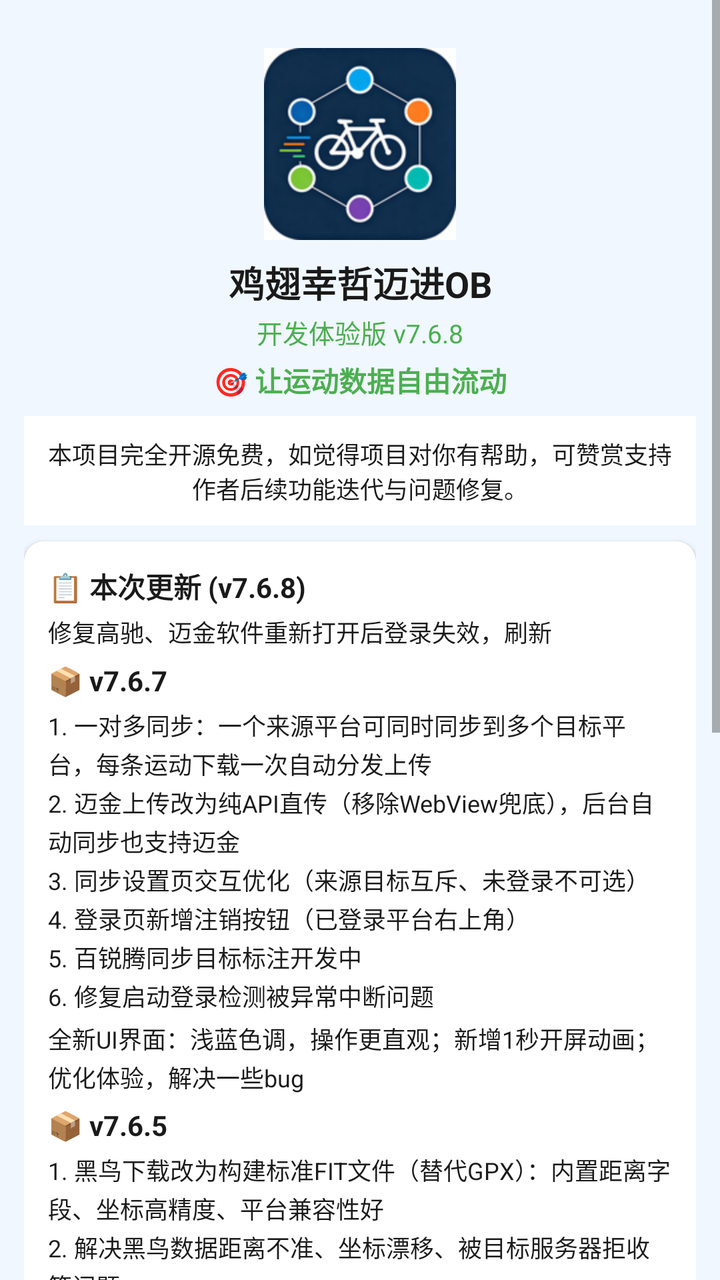
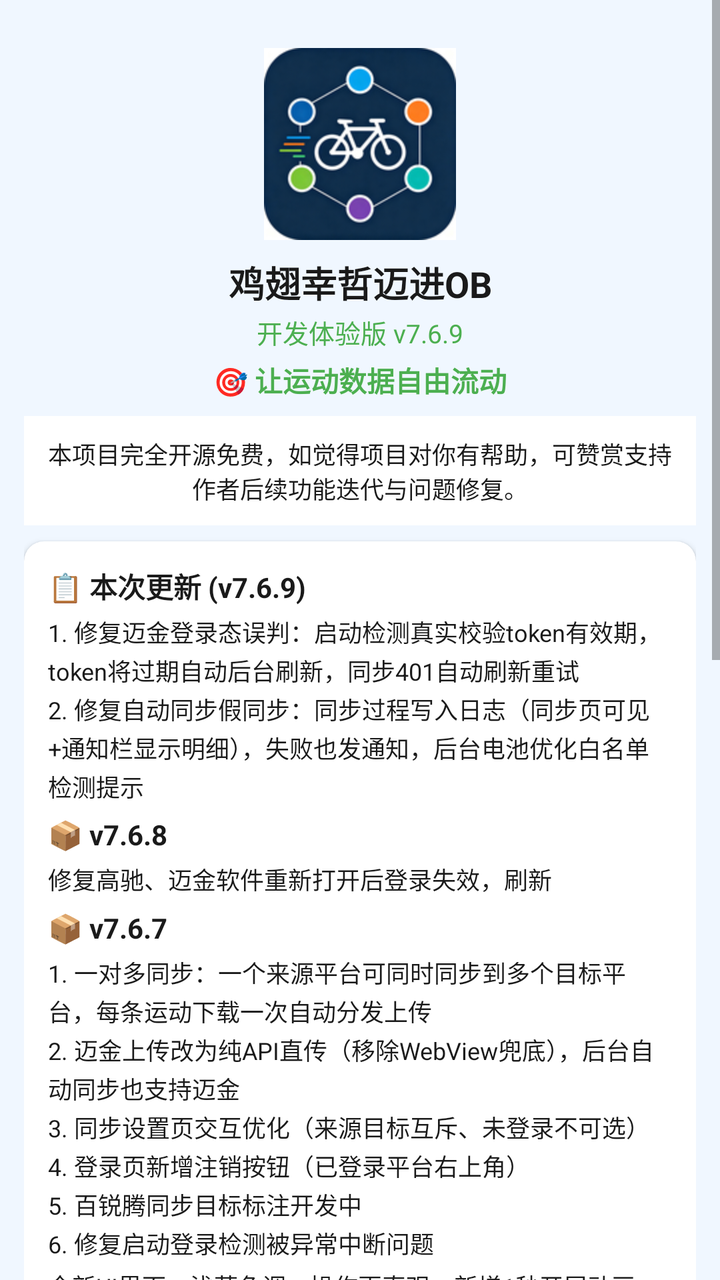

An Android layout rendered at two revisions. The XML below is the earlier revision; the diff shows what the commit changed to produce the second picture.
<!-- AndroidManifest.xml: application theme Theme.JichiOB -->
<!-- res/layout/fragment_about.xml -->
<?xml version="1.0" encoding="utf-8"?>
<ScrollView xmlns:android="http://schemas.android.com/apk/res/android"
    xmlns:app="http://schemas.android.com/apk/res-auto"
    android:layout_width="match_parent"
    android:layout_height="match_parent"
    android:background="@color/bg_light"
    android:fillViewport="true">

    <LinearLayout
        android:layout_width="match_parent"
        android:layout_height="wrap_content"
        android:orientation="vertical"
        android:padding="12dp">

        
        <ImageView
            android:layout_width="96dp"
            android:layout_height="96dp"
            android:layout_gravity="center_horizontal"
            android:layout_marginTop="12dp"
            android:src="@mipmap/ic_launcher"
            android:contentDescription="logo" />

        
        <TextView
            android:layout_width="match_parent"
            android:layout_height="wrap_content"
            android:layout_marginTop="8dp"
            android:gravity="center"
            android:text="鸡翅幸哲迈进OB"
            android:textColor="@color/text_primary"
            android:textSize="18sp"
            android:textStyle="bold" />
        <TextView
            android:layout_width="match_parent"
            android:layout_height="wrap_content"
            android:gravity="center"
            android:layout_marginTop="2dp"
            android:text="开发体验版 v7.6.8"
            android:textColor="@color/green"
            android:textSize="13sp" />
        <TextView
            android:layout_width="match_parent"
            android:layout_height="wrap_content"
            android:gravity="center"
            android:layout_marginTop="4dp"
            android:text="🎯 让运动数据自由流动"
            android:textColor="@color/green"
            android:textSize="14sp"
            android:textStyle="bold" />

        
        <TextView
            android:layout_width="match_parent"
            android:layout_height="wrap_content"
            android:layout_marginTop="8dp"
            android:padding="10dp"
            android:background="#FFFFFF"
            android:gravity="center"
            android:text="本项目完全开源免费，如觉得项目对你有帮助，可赞赏支持作者后续功能迭代与问题修复。"
            android:textColor="@color/text_primary"
            android:textSize="12sp" />

        
        <com.google.android.material.card.MaterialCardView
            android:layout_width="match_parent"
            android:layout_height="wrap_content"
            android:layout_marginTop="8dp"
            android:layout_marginBottom="6dp"
            app:cardCornerRadius="10dp"
            app:cardElevation="2dp">
            <LinearLayout android:layout_width="match_parent" android:layout_height="wrap_content" android:orientation="vertical" android:padding="12dp">
                <TextView android:layout_width="wrap_content" android:layout_height="wrap_content" android:text="📋 本次更新 (v7.6.8)" android:textSize="14sp" android:textStyle="bold" android:textColor="@color/text_primary" />
                <TextView android:layout_width="match_parent" android:layout_height="wrap_content" android:layout_marginTop="4dp" android:text="修复高驰、迈金软件重新打开后登录失效，刷新" android:textSize="12sp" android:textColor="@color/text_primary" android:lineSpacingExtra="2dp" />
                <TextView android:layout_width="wrap_content" android:layout_height="wrap_content" android:layout_marginTop="6dp" android:text="📦 v7.6.7" android:textSize="14sp" android:textStyle="bold" android:textColor="@color/text_primary" />
                <TextView android:layout_width="match_parent" android:layout_height="wrap_content" android:layout_marginTop="4dp" android:text="1. 一对多同步：一个来源平台可同时同步到多个目标平台，每条运动下载一次自动分发上传\n2. 迈金上传改为纯API直传（移除WebView兜底），后台自动同步也支持迈金\n3. 同步设置页交互优化（来源目标互斥、未登录不可选）\n4. 登录页新增注销按钮（已登录平台右上角）\n5. 百锐腾同步目标标注开发中\n6. 修复启动登录检测被异常中断问题" android:textSize="12sp" android:textColor="@color/text_primary" android:lineSpacingExtra="2dp" />
                <TextView android:layout_width="match_parent" android:layout_height="wrap_content" android:layout_marginTop="4dp" android:text="全新UI界面：浅蓝色调，操作更直观；新增1秒开屏动画；优化体验，解决一些bug" android:textSize="12sp" android:textColor="@color/text_primary" android:lineSpacingExtra="2dp" />
                <TextView android:layout_width="wrap_content" android:layout_height="wrap_content" android:layout_marginTop="6dp" android:text="📦 v7.6.5" android:textSize="14sp" android:textStyle="bold" android:textColor="@color/text_primary" />
                <TextView android:layout_width="match_parent" android:layout_height="wrap_content" android:layout_marginTop="4dp" android:text="1. 黑鸟下载改为构建标准FIT文件（替代GPX）：内置距离字段、坐标高精度、平台兼容性好\n2. 解决黑鸟数据距离不准、坐标漂移、被目标服务器拒收等问题\n3. FIT构建失败自动回退GPX，双保险" android:textSize="12sp" android:textColor="@color/text_primary" android:lineSpacingExtra="2dp" />
            </LinearLayout>
        </com.google.android.material.card.MaterialCardView>

        
        <TextView android:id="@+id/tvClubLink" android:layout_width="match_parent" android:layout_height="wrap_content" android:gravity="center" android:text="鸡翅幸哲迈进OB同步工具:开发者俱乐部" android:textColor="@color/text_primary" android:textSize="11sp" android:padding="2dp" />
        <TextView android:id="@+id/tvUpdateLink" android:layout_width="match_parent" android:layout_height="wrap_content" android:gravity="center" android:text="➠更新地址鸡翅幸哲迈进OB（开发体验版） 开发版:Github项目" android:textColor="@color/text_primary" android:textSize="11sp" android:padding="2dp" />

        
        <TextView android:layout_width="match_parent" android:layout_height="wrap_content" android:gravity="center" android:layout_marginTop="4dp" android:text="🙏 鸣谢" android:textColor="@color/text_primary" android:textSize="11sp" android:textStyle="bold" android:padding="2dp" />
        <TextView android:layout_width="match_parent" android:layout_height="wrap_content" android:gravity="center" android:text="感谢iGPSPORT、迈金、黑鸟单车、百锐腾、行者、高驰、佳明、Wahoo、Outbase为运动用户提供的数据记录与存储服务" android:textColor="@color/text_secondary" android:textSize="9sp" android:padding="1dp" />
        <TextView android:layout_width="match_parent" android:layout_height="wrap_content" android:gravity="center" android:text="感谢以下人员(均为骑行爱称)为软件测试提供的帮助：素甲粉、青岛AUV阿哲、清茶、萧、洪斌大哥、鸽子王腰果、rockozhao、胶州一哥大沽河河长赵铁柱、海参、兰兰大王、。、初夏飞雪bab、心急吃不了热豆付、青山依旧张指导、阿泽阿" android:textColor="@color/text_secondary" android:textSize="9sp" android:padding="1dp" />
        <TextView android:layout_width="match_parent" android:layout_height="wrap_content" android:gravity="center" android:text="鸣谢青岛AUV俱乐部" android:textColor="@color/text_secondary" android:textSize="9sp" android:padding="1dp" android:layout_marginBottom="4dp" />
        <TextView android:layout_width="match_parent" android:layout_height="wrap_content" android:gravity="center" android:text="如有问题，欢迎加入Outbase俱乐部跟主理人反馈。开发者:多吃两口" android:textColor="@color/text_secondary" android:textSize="10sp" android:padding="2dp" android:layout_marginBottom="8dp" />

        
        <TextView
            android:layout_width="match_parent"
            android:layout_height="wrap_content"
            android:gravity="center"
            android:layout_marginTop="4dp"
            android:text="💰 赞赏支持"
            android:textColor="@color/text_primary"
            android:textSize="14sp"
            android:textStyle="bold" />
        <LinearLayout
            android:layout_width="match_parent"
            android:layout_height="wrap_content"
            android:layout_marginTop="4dp"
            android:orientation="horizontal"
            android:gravity="center">
            <LinearLayout android:layout_width="0dp" android:layout_height="wrap_content" android:layout_weight="1" android:orientation="vertical" android:gravity="center" android:padding="4dp">
                <ImageView android:layout_width="150dp" android:layout_height="150dp" android:src="@drawable/reward_wechat" android:contentDescription="微信赞赏码" android:adjustViewBounds="true" />
                <TextView android:layout_width="wrap_content" android:layout_height="wrap_content" android:text="微信赞赏码" android:textSize="11sp" android:textColor="@color/text_secondary" android:layout_marginTop="2dp" />
            </LinearLayout>
            <LinearLayout android:layout_width="0dp" android:layout_height="wrap_content" android:layout_weight="1" android:orientation="vertical" android:gravity="center" android:padding="4dp">
                <ImageView android:layout_width="130dp" android:layout_height="wrap_content" android:src="@drawable/reward_alipay" android:contentDescription="支付宝收款码" android:adjustViewBounds="true" />
                <TextView android:layout_width="wrap_content" android:layout_height="wrap_content" android:text="支付宝收款码" android:textSize="11sp" android:textColor="@color/text_secondary" android:layout_marginTop="2dp" />
            </LinearLayout>
        </LinearLayout>
        <TextView
            android:layout_width="match_parent"
            android:layout_height="wrap_content"
            android:gravity="center"
            android:layout_marginTop="6dp"
            android:layout_marginBottom="12dp"
            android:text="本项目完全开源免费，您的赞赏将支持后续功能迭代与问题修复"
            android:textColor="@color/text_secondary"
            android:textSize="10sp" />
    </LinearLayout>
</ScrollView>
<!-- resources referenced by this layout -->
<resources>
  <color name="bg_light">#F0F7FF</color>
  <color name="green">#4CAF50</color>
  <color name="text_primary">#1A1A1A</color>
  <color name="text_secondary">#999999</color>
  <!-- drawable reward_alipay: png bitmap (drawable-nodpi, 139308 bytes) -->
  <!-- drawable reward_wechat: png bitmap (drawable-nodpi, 241727 bytes) -->
  <!-- mipmap ic_launcher: png bitmap (mipmap-hdpi, 9102 bytes) -->
  <style name="Theme.JichiOB" parent="Theme.MaterialComponents.Light.NoActionBar">
          <item name="colorPrimary">@color/primary</item>
          <item name="colorPrimaryDark">@color/primary_dark</item>
          <item name="colorAccent">@color/primary</item>
          <item name="android:statusBarColor">@color/splash_end</item>
          <item name="android:windowBackground">@color/bg_light</item>
      </style>
  <color name="primary">#1989FA</color>
  <color name="primary_dark">#0D6ED8</color>
  <color name="splash_end">#4DAAFF</color>
</resources>

<!-- the commit's change to res/layout/fragment_about.xml (unified diff, before → after) -->
@@ -36,7 +36,7 @@
             android:layout_height="wrap_content"
             android:gravity="center"
             android:layout_marginTop="2dp"
-            android:text="开发体验版 v7.6.8"
+            android:text="开发体验版 v7.6.9"
             android:textColor="@color/green"
             android:textSize="13sp" />
         <TextView
@@ -70,7 +70,9 @@
             app:cardCornerRadius="10dp"
             app:cardElevation="2dp">
             <LinearLayout android:layout_width="match_parent" android:layout_height="wrap_content" android:orientation="vertical" android:padding="12dp">
-                <TextView android:layout_width="wrap_content" android:layout_height="wrap_content" android:text="📋 本次更新 (v7.6.8)" android:textSize="14sp" android:textStyle="bold" android:textColor="@color/text_primary" />
+                <TextView android:layout_width="wrap_content" android:layout_height="wrap_content" android:text="📋 本次更新 (v7.6.9)" android:textSize="14sp" android:textStyle="bold" android:textColor="@color/text_primary" />
+                <TextView android:layout_width="match_parent" android:layout_height="wrap_content" android:layout_marginTop="4dp" android:text="1. 修复迈金登录态误判：启动检测真实校验token有效期，token将过期自动后台刷新，同步401自动刷新重试\n2. 修复自动同步假同步：同步过程写入日志（同步页可见+通知栏显示明细），失败也发通知，后台电池优化白名单检测提示" android:textSize="12sp" android:textColor="@color/text_primary" android:lineSpacingExtra="2dp" />
+                <TextView android:layout_width="wrap_content" android:layout_height="wrap_content" android:layout_marginTop="6dp" android:text="📦 v7.6.8" android:textSize="14sp" android:textStyle="bold" android:textColor="@color/text_primary" />
                 <TextView android:layout_width="match_parent" android:layout_height="wrap_content" android:layout_marginTop="4dp" android:text="修复高驰、迈金软件重新打开后登录失效，刷新" android:textSize="12sp" android:textColor="@color/text_primary" android:lineSpacingExtra="2dp" />
                 <TextView android:layout_width="wrap_content" android:layout_height="wrap_content" android:layout_marginTop="6dp" android:text="📦 v7.6.7" android:textSize="14sp" android:textStyle="bold" android:textColor="@color/text_primary" />
                 <TextView android:layout_width="match_parent" android:layout_height="wrap_content" android:layout_marginTop="4dp" android:text="1. 一对多同步：一个来源平台可同时同步到多个目标平台，每条运动下载一次自动分发上传\n2. 迈金上传改为纯API直传（移除WebView兜底），后台自动同步也支持迈金\n3. 同步设置页交互优化（来源目标互斥、未登录不可选）\n4. 登录页新增注销按钮（已登录平台右上角）\n5. 百锐腾同步目标标注开发中\n6. 修复启动登录检测被异常中断问题" android:textSize="12sp" android:textColor="@color/text_primary" android:lineSpacingExtra="2dp" />
